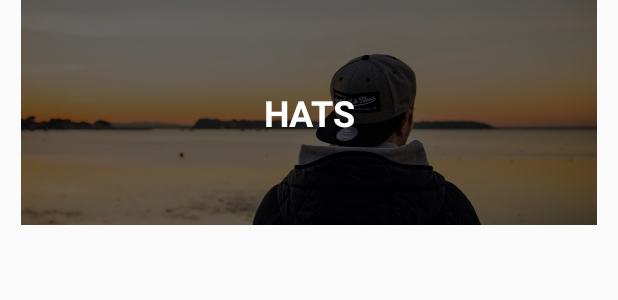
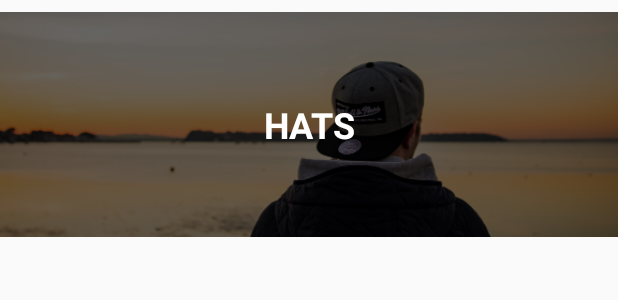
Before and after one commit to dragkb/CoderSwag, an Android app: the layout category_list_item.xml on its own in the app's theme, with its tools: preview values and no code run, on a phone screen of 412 x 824 dp. Shown: the top 300 px of the screen. Run offline under Robolectric (Android 15) with nearby library versions, the phone set to English and light mode, and no system bars.

```diff
--- a/app/src/main/java/com/alex/coderswag/Adapter/CategoryAdapter.kt
+++ b/app/src/main/java/com/alex/coderswag/Adapter/CategoryAdapter.kt
@@ -28,10 +28,10 @@ class CategoryAdapter (context: Context, categories: List<Category>) : BaseAdapt
             holder = ViewHolder()
             holder.categoryImage = categoryView.findViewById(R.id.categoryImage)
             holder.categoryName = categoryView.findViewById(R.id.categoryName)
-            // tag is set unique value to categoryView which is holder
+            // tag is set unique value to categoryView which is Holder
             categoryView.tag = holder
         } else {
-            // Reusing cells of our holder views
+            // Reusing cells of our Holder views
             holder = convertView.tag as ViewHolder
             categoryView = convertView
         }
--- a/app/src/main/res/layout/category_list_item.xml
+++ b/app/src/main/res/layout/category_list_item.xml
@@ -4,14 +4,12 @@
     xmlns:app="http://schemas.android.com/apk/res-auto"
     xmlns:tools="http://schemas.android.com/tools"
     android:layout_width="match_parent"
-    android:layout_height="150dp">
+    android:layout_height="166dp">
 
     <ImageView
         android:id="@+id/categoryImage"
-        android:layout_width="wrap_content"
-        android:layout_height="wrap_content"
-        android:layout_marginTop="8dp"
-        android:layout_marginBottom="8dp"
+        android:layout_width="0dp"
+        android:layout_height="150dp"
         android:scaleType="centerCrop"
         app:layout_constraintBottom_toBottomOf="parent"
         app:layout_constraintEnd_toEndOf="parent"
```
Also changed, not shown: app/src/main/java/com/alex/coderswag/Adapter/CategoryRecycleAdapter.kt (added, +43 -0 lines), app/src/main/java/com/alex/coderswag/Controller/MainActivity.kt (+8 -8 lines).
